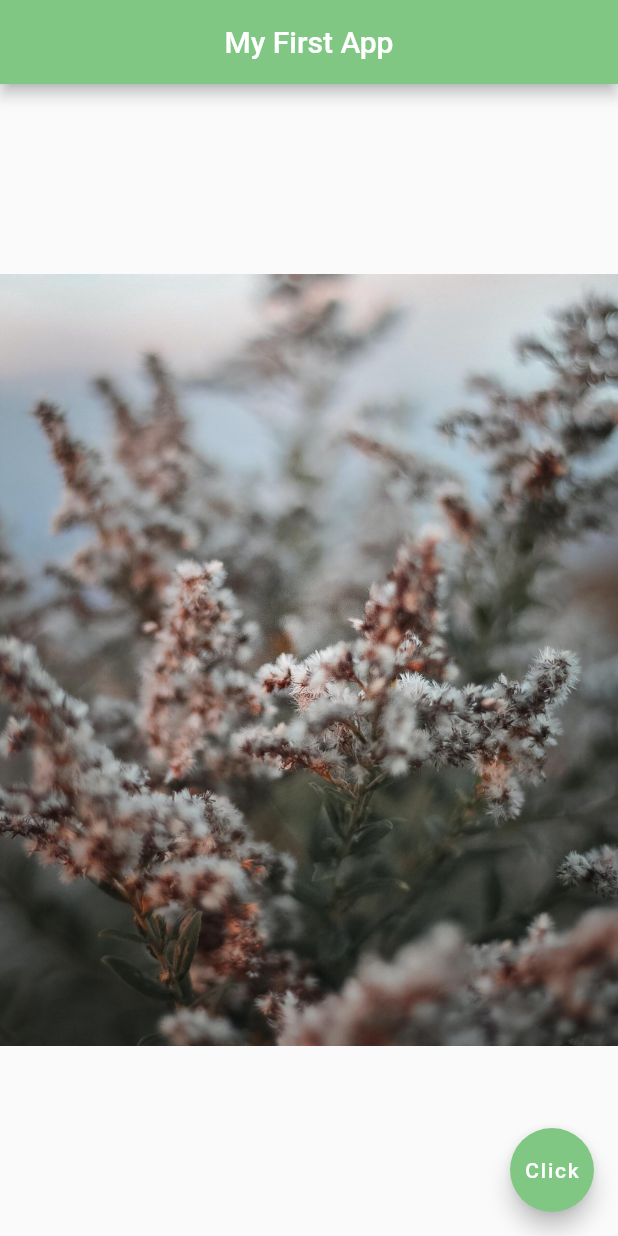
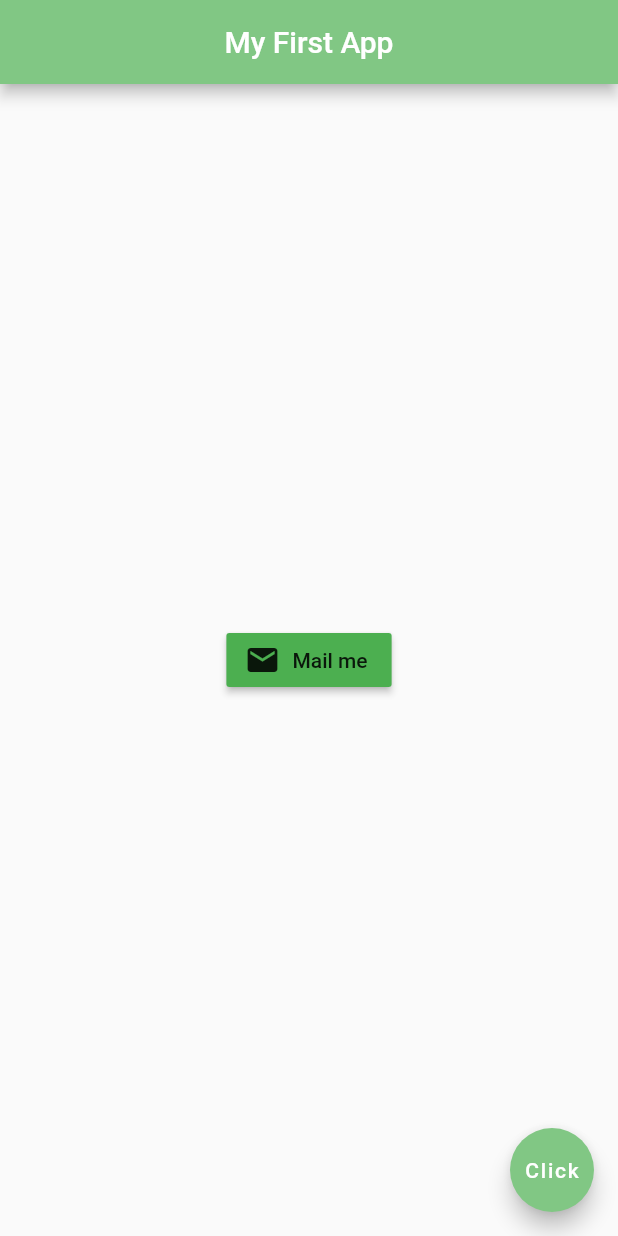
Before and after one commit to rai8/flutter-basics, a Flutter app: the screen it shows after launch, after a tap on "Click", on a phone screen of 412 x 824 dp. Run offline on Flutter 3.47's test engine with Material 2 defaults, Android fonts, the phone set to English and light mode, and no system bars.

Commit message:
working with buttons and icons

```diff
--- a/lib/main.dart
+++ b/lib/main.dart
@@ -17,13 +17,24 @@ class Home extends StatelessWidget {
       ),
       body: Center(
         //child: Image.network('url') or Image.asset('assets/crystal.jpg)
-        child:Image(
-         // image: NetworkImage('https://images.unsplash.com/photo-1557008075-7f2c5efa4cfd?ixid=MXwxMjA3fDB8MHxzZWFyY2h8MXx8Zm94fGVufDB8fDB8&ixlib=rb-1.2.1&auto=format&fit=crop&w=500&q=60'),
-          image: AssetImage('assets/crystal.jpg'),
-          )
+        /* child: Icon(
+          Icons.airport_shuttle,
+          color: Colors.green[600],
+          size: 48,
+        ), */
+        child:RaisedButton.icon(
+        onPressed: (){},
+        icon: Icon(
+          Icons.mail
+        ),
+        label: Text('Mail me'),
+        color: Colors.green,
+        ),
       ),
       floatingActionButton: FloatingActionButton(
-        onPressed: () {},
+        onPressed: () {
+          print('you clicked me');
+        },
         backgroundColor: Colors.green[300],
         child: Text('Click'),
       ),
```
